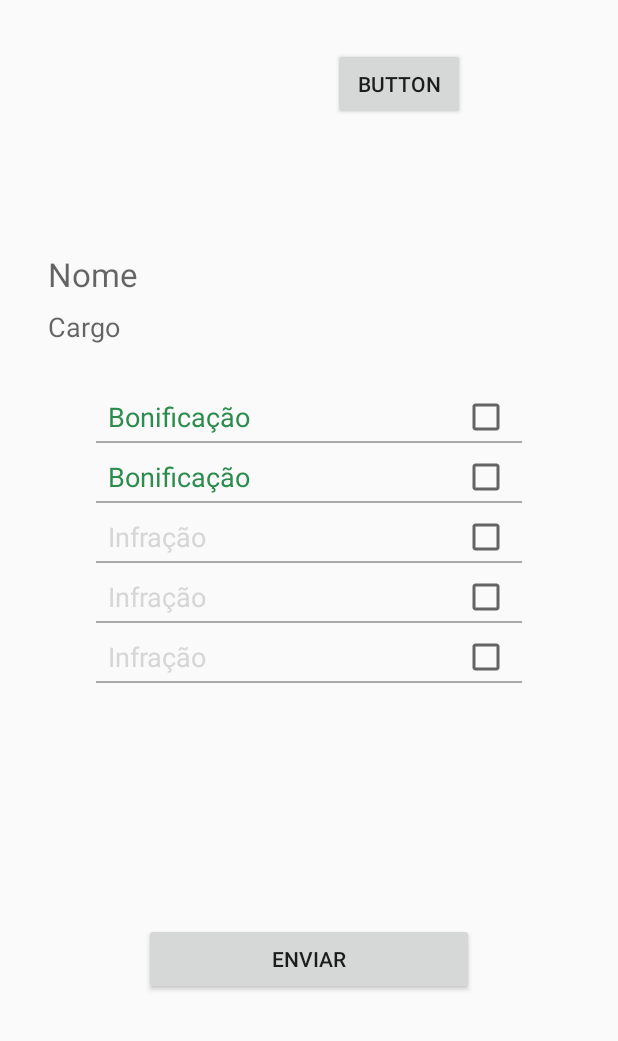
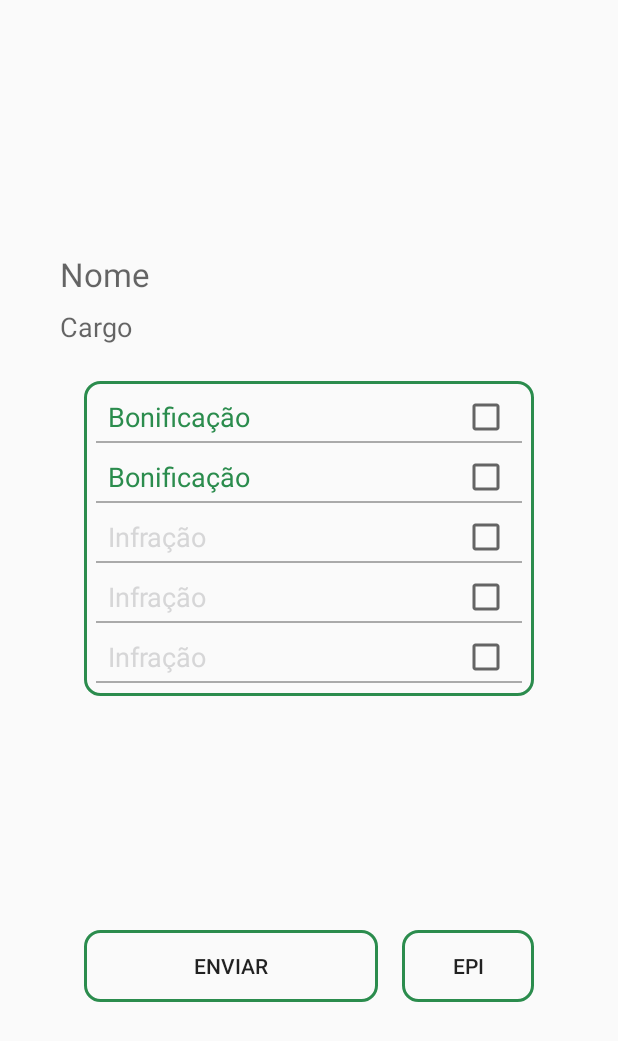
Before and after one commit to n-a-sistemas/ProjetoMobileTST, an Android app: the FuncionariosActivity screen opened directly, with no data from a screen before it, on a phone screen of 412 x 824 dp. Shown: the top 1041 px of the screen. Run offline under Robolectric (Android 15) with nearby library versions, the light colour scheme and no system bars; our stand-ins replace Firebase (no records; nobody signed in at launch, a user with empty details on screens opened directly), Picasso; 4 statements that could not run were skipped.

Commit message:
90% concluído

```diff
--- a/app/src/main/AndroidManifest.xml
+++ b/app/src/main/AndroidManifest.xml
@@ -13,7 +13,7 @@
         <activity android:name=".SairActivity" />
         <activity
             android:name=".FuncionariosActivity"
-            android:theme="@style/Theme.AppCompat.Light.NoActionBar" />
+            android:theme="@style/Theme.AppCompat.Light.NoActionBar"/>
         <activity android:name=".MainActivity" />
         <activity
             android:name=".SplashActivity"
--- /dev/null
+++ b/app/src/main/res/drawable/box.xml
@@ -0,0 +1,12 @@
+<?xml version="1.0" encoding="utf-8"?>
+<selector xmlns:android="http://schemas.android.com/apk/res/android">
+
+    <item>
+        <shape android:shape="rectangle">
+            <solid android:color="@android:color/transparent"/>
+            <stroke android:width="2dp" android:color="@color/colorPrimary"/>
+            <corners android:radius="10dp"/>
+        </shape>
+    </item>
+
+</selector>
--- a/app/src/main/res/layout/activity_epi.xml
+++ b/app/src/main/res/layout/activity_epi.xml
@@ -9,54 +9,64 @@
     <ListView
         android:id="@+id/list_epi"
         android:layout_width="match_parent"
-        android:layout_height="match_parent"
-        android:layout_marginTop="250dp"
-        app:layout_constraintTop_toBottomOf="@+id/edit_text_validade" />
+        android:layout_height="0dp"
+        android:layout_marginTop="16dp"
+        app:layout_constraintBottom_toBottomOf="parent"
+        app:layout_constraintEnd_toEndOf="parent"
+        app:layout_constraintStart_toStartOf="parent"
+        app:layout_constraintTop_toBottomOf="@+id/button4" />
 
     <EditText
         android:id="@+id/edit_text_epi_nome"
-        android:layout_width="wrap_content"
+        android:layout_width="0dp"
         android:layout_height="wrap_content"
-        android:layout_marginTop="32dp"
+        android:layout_marginStart="32dp"
+        android:layout_marginTop="24dp"
+        android:layout_marginEnd="32dp"
         android:ems="10"
+        android:hint="@string/btn_epi"
         android:inputType="textPersonName"
-        android:text="Name"
+        app:layout_constraintEnd_toEndOf="parent"
         app:layout_constraintStart_toStartOf="parent"
         app:layout_constraintTop_toTopOf="parent" />
 
     <EditText
         android:id="@+id/edit_text_validadeCA"
-        android:layout_width="wrap_content"
+        android:layout_width="0dp"
         android:layout_height="wrap_content"
-        android:layout_marginTop="32dp"
+        android:layout_marginStart="32dp"
+        android:layout_marginTop="8dp"
+        android:layout_marginEnd="32dp"
         android:ems="10"
+        android:hint="@string/txt_epi_CA"
         android:inputType="textPersonName"
-        android:text="Name"
         app:layout_constraintEnd_toEndOf="parent"
         app:layout_constraintStart_toStartOf="parent"
-        app:layout_constraintTop_toBottomOf="@+id/edit_text_epi_nome" />
+        app:layout_constraintTop_toBottomOf="@+id/edit_text_validade" />
 
     <EditText
         android:id="@+id/edit_text_validade"
-        android:layout_width="wrap_content"
+        android:layout_width="0dp"
         android:layout_height="wrap_content"
-        android:layout_marginTop="32dp"
+        android:layout_marginStart="32dp"
+        android:layout_marginTop="8dp"
+        android:layout_marginEnd="32dp"
         android:ems="10"
+        android:hint="@string/txt_epi_validade"
         android:inputType="textPersonName"
-        android:text="Name"
         app:layout_constraintEnd_toEndOf="parent"
-        app:layout_constraintTop_toBottomOf="@+id/edit_text_validadeCA" />
+        app:layout_constraintHorizontal_bias="0.0"
+        app:layout_constraintStart_toStartOf="parent"
+        app:layout_constraintTop_toBottomOf="@+id/edit_text_epi_nome" />
 
     <Button
         android:id="@+id/button4"
         android:layout_width="wrap_content"
         android:layout_height="wrap_content"
-        android:layout_marginStart="16dp"
-        android:layout_marginTop="32dp"
-        android:layout_marginEnd="16dp"
+        android:layout_marginTop="16dp"
         android:onClick="adicionarEpi"
-        android:text="Button"
-        app:layout_constraintEnd_toStartOf="@+id/edit_text_validade"
+        android:text="@string/btn_epi"
+        app:layout_constraintEnd_toEndOf="parent"
         app:layout_constraintStart_toStartOf="parent"
         app:layout_constraintTop_toBottomOf="@+id/edit_text_validadeCA" />
 
--- a/app/src/main/res/layout/activity_funcionarios.xml
+++ b/app/src/main/res/layout/activity_funcionarios.xml
@@ -6,109 +6,12 @@
     android:layout_height="match_parent"
     tools:context=".FuncionariosActivity">
 
-    <Button
-        android:id="@+id/button2"
-        android:layout_width="0dp"
-        android:layout_height="wrap_content"
-        android:layout_marginStart="96dp"
-        android:layout_marginEnd="96dp"
-        android:onClick="retirar"
-        android:text="@string/btn_funcionario"
-        app:layout_constraintBottom_toBottomOf="parent"
-        app:layout_constraintEnd_toEndOf="parent"
-        app:layout_constraintStart_toStartOf="parent"
-        app:layout_constraintTop_toBottomOf="@+id/check_box_infracao3" />
-
-    <CheckBox
-        android:id="@+id/checkBox_infracao2"
-        android:layout_width="0dp"
-        android:layout_height="wrap_content"
-        android:layout_marginStart="72dp"
-        android:layout_marginTop="8dp"
-        android:layout_marginEnd="72dp"
-        android:button="@null"
-        android:drawableEnd="?android:attr/listChoiceIndicatorMultiple"
-        android:text="@string/check_infracao"
-        android:textAppearance="@style/TextAppearance.AppCompat.Medium"
-        android:textColor="@color/fui_bgEmail"
-        android:textCursorDrawable="@color/colorAccent"
-        app:layout_constraintEnd_toEndOf="parent"
-        app:layout_constraintHorizontal_bias="0.501"
-        app:layout_constraintStart_toStartOf="parent"
-        app:layout_constraintTop_toBottomOf="@+id/check_box_infracao1" />
-
-    <CheckBox
-        android:id="@+id/check_box_bonificacao1"
-        android:layout_width="0dp"
-        android:layout_height="wrap_content"
-        android:layout_marginStart="72dp"
-        android:layout_marginTop="32dp"
-        android:layout_marginEnd="72dp"
-        android:button="@null"
-        android:drawableEnd="?android:attr/listChoiceIndicatorMultiple"
-        android:focusable="true"
-        android:text="@string/check_bonificacao"
-        android:textAppearance="@style/TextAppearance.AppCompat.Medium"
-        android:textColor="@color/colorPrimary"
-        app:layout_constraintEnd_toEndOf="parent"
-        app:layout_constraintHorizontal_bias="0.0"
-        app:layout_constraintStart_toStartOf="parent"
-        app:layout_constraintTop_toBottomOf="@+id/textView2" />
-
-    <CheckBox
-        android:id="@+id/check_box_bonificacao2"
-        android:layout_width="0dp"
-        android:layout_height="wrap_content"
-        android:layout_marginStart="72dp"
-        android:layout_marginTop="8dp"
-        android:layout_marginEnd="72dp"
-        android:button="@null"
-        android:drawableEnd="?android:attr/listChoiceIndicatorMultiple"
-        android:focusable="true"
-        android:text="@string/check_bonificacao"
-        android:textAppearance="@style/TextAppearance.AppCompat.Medium"
-        android:textColor="@color/colorPrimary"
-        app:layout_constraintEnd_toEndOf="parent"
-        app:layout_constraintStart_toStartOf="parent"
-        app:layout_constraintTop_toBottomOf="@+id/check_box_bonificacao1" />
-
-    <CheckBox
-        android:id="@+id/check_box_infracao1"
-        android:layout_width="0dp"
-        android:layout_height="wrap_content"
-        android:layout_marginStart="72dp"
-        android:layout_marginTop="8dp"
-        android:layout_marginEnd="72dp"
-        android:button="@null"
-        android:drawableEnd="?android:attr/listChoiceIndicatorMultiple"
-        android:text="@string/check_infracao"
-        android:textAppearance="@style/TextAppearance.AppCompat.Medium"
-        android:textColor="@color/fui_bgEmail"
-        app:layout_constraintEnd_toEndOf="parent"
-        app:layout_constraintStart_toStartOf="parent"
-        app:layout_constraintTop_toBottomOf="@+id/check_box_bonificacao2" />
-
-    <CheckBox
-        android:id="@+id/check_box_infracao3"
-        android:layout_width="0dp"
-        android:layout_height="wrap_content"
-        android:layout_marginStart="72dp"
-        android:layout_marginTop="8dp"
-        android:layout_marginEnd="72dp"
-        android:button="@null"
-        android:drawableEnd="?android:attr/listChoiceIndicatorMultiple"
-        android:text="@string/check_infracao"
-        android:textAppearance="@style/TextAppearance.AppCompat.Medium"
-        android:textColor="@color/fui_bgEmail"
-        app:layout_constraintEnd_toEndOf="parent"
-        app:layout_constraintStart_toStartOf="parent"
-        app:layout_constraintTop_toBottomOf="@+id/checkBox_infracao2" />
-
     <ImageView
         android:id="@+id/imageView_1"
         android:layout_width="120dp"
         android:layout_height="120dp"
         android:layout_marginTop="24dp"
+        app:layout_constraintEnd_toEndOf="parent"
         app:layout_constraintStart_toStartOf="parent"
         app:layout_constraintTop_toTopOf="parent"
         tools:srcCompat="@drawable/user" />
@@ -117,9 +20,9 @@
         android:id="@+id/textView_1"
         android:layout_width="0dp"
         android:layout_height="wrap_content"
-        android:layout_marginStart="32dp"
+        android:layout_marginStart="40dp"
         android:layout_marginTop="24dp"
-        android:layout_marginEnd="32dp"
+        android:layout_marginEnd="40dp"
         android:hint="@string/tv_nome"
         android:textAppearance="@style/TextAppearance.AppCompat.Large"
         app:layout_constraintEnd_toEndOf="parent"
@@ -130,72 +33,151 @@
         android:id="@+id/textView2"
         android:layout_width="0dp"
         android:layout_height="wrap_content"
-        android:layout_marginStart="32dp"
+        android:layout_marginStart="40dp"
         android:layout_marginTop="8dp"
-        android:layout_marginEnd="32dp"
+        android:layout_marginEnd="40dp"
         android:hint="@string/tv_cargo"
         android:textAppearance="@style/TextAppearance.AppCompat.Medium"
         app:layout_constraintEnd_toEndOf="parent"
         app:layout_constraintStart_toStartOf="parent"
         app:layout_constraintTop_toBottomOf="@+id/textView_1" />
 
+    <CheckBox
+        android:id="@+id/check_box_bonificacao1"
+        android:layout_width="0dp"
+        android:layout_height="wrap_content"
+        android:layout_marginStart="16dp"
+        android:layout_marginTop="32dp"
+        android:layout_marginEnd="16dp"
+        android:button="@null"
+        android:drawableEnd="?android:attr/listChoiceIndicatorMultiple"
+        android:focusable="true"
+        android:text="@string/check_bonificacao"
+        android:textAppearance="@style/TextAppearance.AppCompat.Medium"
+        android:textColor="@color/colorPrimary"
+        app:layout_constraintEnd_toEndOf="@+id/view6"
+        app:layout_constraintStart_toStartOf="@+id/view6"
+        app:layout_constraintTop_toBottomOf="@+id/textView2" />
+
     <View
         android:id="@+id/view1"
-        android:layout_width="match_parent"
+        android:layout_width="0dp"
         android:layout_height="1dp"
-        android:layout_marginStart="64dp"
-        android:layout_marginEnd="64dp"
+        android:layout_marginStart="8dp"
+        android:layout_marginEnd="8dp"
         android:background="@android:color/darker_gray"
-        app:layout_constraintEnd_toEndOf="parent"
-        app:layout_constraintStart_toStartOf="parent"
+        app:layout_constraintEnd_toEndOf="@+id/view6"
+        app:layout_constraintStart_toStartOf="@+id/view6"
+        app:layout_constraintTop_toBottomOf="@+id/check_box_bonificacao1" />
+
+    <CheckBox
+        android:id="@+id/check_box_bonificacao2"
+        android:layout_width="0dp"
+        android:layout_height="wrap_content"
+        android:layout_marginStart="16dp"
+        android:layout_marginTop="8dp"
+        android:layout_marginEnd="16dp"
+        android:button="@null"
+        android:drawableEnd="?android:attr/listChoiceIndicatorMultiple"
+        android:focusable="true"
+        android:text="@string/check_bonificacao"
+        android:textAppearance="@style/TextAppearance.AppCompat.Medium"
+        android:textColor="@color/colorPrimary"
+        app:layout_constraintEnd_toEndOf="@+id/view6"
+        app:layout_constraintStart_toStartOf="@+id/view6"
         app:layout_constraintTop_toBottomOf="@+id/check_box_bonificacao1" />
 
     <View
         android:id="@+id/view2"
-        android:layout_width="match_parent"
+        android:layout_width="0dp"
         android:layout_height="1dp"
-        android:layout_marginStart="64dp"
-        android:layout_marginEnd="64dp"
+        android:layout_marginStart="8dp"
+        android:layout_marginEnd="8dp"
         android:background="@android:color/darker_gray"
-        app:layout_constraintEnd_toEndOf="parent"
-        app:layout_constraintHorizontal_bias="0.0"
-        app:layout_constraintStart_toStartOf="parent"
+        app:layout_constraintEnd_toEndOf="@+id/view6"
+        app:layout_constraintStart_toStartOf="@+id/view6"
+        app:layout_constraintTop_toBottomOf="@+id/check_box_bonificacao2" />
+
+    <CheckBox
+        android:id="@+id/check_box_infracao1"
+        android:layout_width="0dp"
+        android:layout_height="wrap_content"
+        android:layout_marginStart="16dp"
+        android:layout_marginTop="8dp"
+        android:layout_marginEnd="16dp"
+        android:button="@null"
+        android:drawableEnd="?android:attr/listChoiceIndicatorMultiple"
+        android:text="@string/check_infracao"
+        android:textAppearance="@style/TextAppearance.AppCompat.Medium"
+        android:textColor="@color/fui_bgEmail"
+        app:layout_constraintEnd_toEndOf="@+id/view6"
+        app:layout_constraintStart_toStartOf="@+id/view6"
         app:layout_constraintTop_toBottomOf="@+id/check_box_bonificacao2" />
 
     <View
         android:id="@+id/view3"
-        android:layout_width="match_parent"
+        android:layout_width="0dp"
         android:layout_height="1dp"
-        android:layout_marginStart="64dp"
-        android:layout_marginEnd="64dp"
+        android:layout_marginStart="8dp"
+        android:layout_marginEnd="8dp"
         android:background="@android:color/darker_gray"
-        app:layout_constraintEnd_toEndOf="parent"
-        app:layout_constraintHorizontal_bias="0.0"
-        app:layout_constraintStart_toStartOf="parent"
+        app:layout_constraintEnd_toEndOf="@+id/view6"
+        app:layout_constraintStart_toStartOf="@+id/view6"
+        app:layout_constraintTop_toBottomOf="@+id/check_box_infracao1" />
+
+    <CheckBox
+        android:id="@+id/checkBox_infracao2"
+        android:layout_width="0dp"
+        android:layout_height="wrap_content"
+        android:layout_marginStart="16dp"
+        android:layout_marginTop="8dp"
+        android:layout_marginEnd="16dp"
+        android:button="@null"
+        android:drawableEnd="?android:attr/listChoiceIndicatorMultiple"
+        android:text="@string/check_infracao"
+        android:textAppearance="@style/TextAppearance.AppCompat.Medium"
+        android:textColor="@color/fui_bgEmail"
+        android:textCursorDrawable="@color/colorAccent"
+        app:layout_constraintEnd_toEndOf="@+id/view6"
+        app:layout_constraintStart_toStartOf="@+id/view6"
         app:layout_constraintTop_toBottomOf="@+id/check_box_infracao1" />
 
     <View
         android:id="@+id/view4"
-        android:layout_width="match_parent"
+        android:layout_width="0dp"
         android:layout_height="1dp"
-        android:layout_marginStart="64dp"
-        android:layout_marginEnd="64dp"
+        android:layout_marginStart="8dp"
+        android:layout_marginEnd="8dp"
         android:background="@android:color/darker_gray"
-        app:layout_constraintEnd_toEndOf="parent"
-        app:layout_constraintHorizontal_bias="0.0"
-        app:layout_constraintStart_toStartOf="parent"
+        app:layout_constraintEnd_toEndOf="@+id/view6"
+        app:layout_constraintStart_toStartOf="@+id/view6"
+        app:layout_constraintTop_toBottomOf="@+id/checkBox_infracao2" />
+
+    <CheckBox
+        android:id="@+id/check_box_infracao3"
+        android:layout_width="0dp"
+        android:layout_height="wrap_content"
+        android:layout_marginStart="16dp"
+        android:layout_marginTop="8dp"
+        android:layout_marginEnd="16dp"
+        android:button="@null"
+        android:drawableEnd="?android:attr/listChoiceIndicatorMultiple"
+        android:text="@string/check_infracao"
+        android:textAppearance="@style/TextAppearance.AppCompat.Medium"
+        android:textColor="@color/fui_bgEmail"
+        app:layout_constraintEnd_toEndOf="@+id/view6"
+        app:layout_constraintStart_toStartOf="@+id/view6"
         app:layout_constraintTop_toBottomOf="@+id/checkBox_infracao2" />
 
     <View
         android:id="@+id/view5"
-        android:layout_width="match_parent"
+        android:layout_width="0dp"
         android:layout_height="1dp"
-        android:layout_marginStart="64dp"
-        android:layout_marginEnd="64dp"
+        android:layout_marginStart="8dp"
+        android:layout_marginEnd="8dp"
         android:background="@android:color/darker_gray"
-        app:layout_constraintEnd_toEndOf="parent"
-        app:layout_constraintHorizontal_bias="0.0"
-        app:layout_constraintStart_toStartOf="parent"
+        app:layout_constraintEnd_toEndOf="@+id/view6"
+        app:layout_constraintStart_toStartOf="@+id/view6"
         app:layout_constraintTop_toBottomOf="@+id/check_box_infracao3" />
 
     <View
@@ -203,31 +185,38 @@
         android:layout_width="0dp"
         android:layout_height="210dp"
         android:layout_marginStart="56dp"
+        android:layout_marginTop="32dp"
         android:layout_marginEnd="56dp"
+        android:background="@drawable/box"
         app:layout_constraintBottom_toBottomOf="@+id/view5"
         app:layout_constraintEnd_toEndOf="parent"
         app:layout_constraintStart_toStartOf="parent"
-        app:layout_constraintTop_toTopOf="@+id/check_box_bonificacao1" />
+        app:layout_constraintTop_toBottomOf="@+id/textView2" />
 
-    <View
-        android:id="@+id/view7"
+    <Button
+        android:id="@+id/button2"
         android:layout_width="0dp"
-        android:layout_height="0dp"
-        app:layout_constraintBottom_toBottomOf="@+id/button2"
-        app:layout_constraintEnd_toEndOf="@+id/button2"
-        app:layout_constraintStart_toStartOf="@+id/button2"
-        app:layout_constraintTop_toTopOf="@+id/button2"
-        app:layout_constraintVertical_bias="0.0" />
+        android:layout_height="wrap_content"
+        android:layout_marginStart="56dp"
+        android:layout_marginEnd="16dp"
+        android:background="@drawable/box"
+        android:onClick="retirar"
+        android:text="@string/btn_funcionario"
+        app:layout_constraintBottom_toBottomOf="parent"
+        app:layout_constraintEnd_toStartOf="@+id/button3"
+        app:layout_constraintStart_toStartOf="parent"
+        app:layout_constraintTop_toBottomOf="@+id/view6" />
 
     <Button
         android:id="@+id/button3"
-        android:layout_width="wrap_content"
+        android:layout_width="0dp"
         android:layout_height="wrap_content"
-        android:layout_marginTop="32dp"
+        android:layout_marginEnd="56dp"
+        android:background="@drawable/box"
         android:onClick="abrirEpi"
-        android:text="Button"
+        android:text="@string/btn_fun_epi"
+        app:layout_constraintBottom_toBottomOf="parent"
         app:layout_constraintEnd_toEndOf="parent"
-        app:layout_constraintStart_toEndOf="@+id/imageView_1"
-        app:layout_constraintTop_toTopOf="parent" />
+        app:layout_constraintTop_toBottomOf="@+id/view6" />
 
 </androidx.constraintlayout.widget.ConstraintLayout>
--- a/app/src/main/res/layout/layout_pesquisa_funcionario.xml
+++ b/app/src/main/res/layout/layout_pesquisa_funcionario.xml
@@ -30,8 +30,8 @@
 
     <ImageView
         android:id="@+id/imageView2"
-        android:layout_width="30dp"
-        android:layout_height="30dp"
+        android:layout_width="25dp"
+        android:layout_height="25dp"
         android:layout_marginTop="24dp"
         android:layout_marginEnd="16dp"
         app:layout_constraintEnd_toEndOf="parent"
--- a/app/src/main/res/values/strings.xml
+++ b/app/src/main/res/values/strings.xml
@@ -4,9 +4,14 @@
     <string name="tv_nome">Nome</string>
     <string name="tv_cargo">Cargo</string>
     <string name="txt_pesquisa">Nome do funcionário</string>
+    <string name="txt_epi_nome">Digite o nome EPI</string>
+    <string name="txt_epi_validade">Digite a validade do EPI</string>
+    <string name="txt_epi_CA">Digite a validade CA do EPI</string>
     <string name="tv_expulso">Sua conta não possui parâmetros de administrador</string>
     <string name="btn_expulso">Sair</string>
     <string name="btn_funcionario">Enviar</string>
     <string name="check_infracao">Infração</string>
     <string name="check_bonificacao">Bonificação</string>
+    <string name="btn_epi">Adicionar EPI</string>
+    <string name="btn_fun_epi">EPI</string>
 </resources>
```
